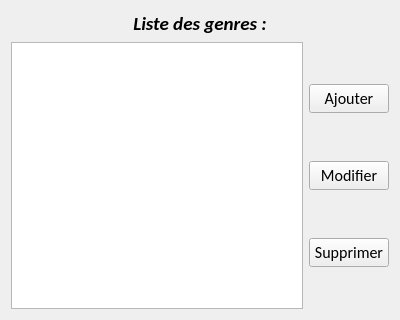
This is SeboApp/InterfaceGraphique/Genres/GuiGestionGenre.ui in cok1/SeboApp as Qt 5 draws it before an edit. The edited form follows.
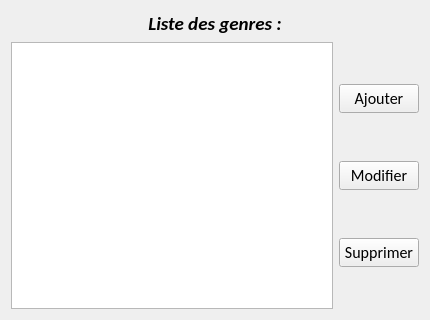
This is the edited form. Icons and pictures are not drawn.

The edit to the form file:
```diff
--- a/SeboApp/InterfaceGraphique/Genres/GuiGestionGenre.ui
+++ b/SeboApp/InterfaceGraphique/Genres/GuiGestionGenre.ui
@@ -6,7 +6,7 @@
    <rect>
     <x>0</x>
     <y>0</y>
-    <width>400</width>
+    <width>430</width>
     <height>320</height>
    </rect>
   </property>
```
